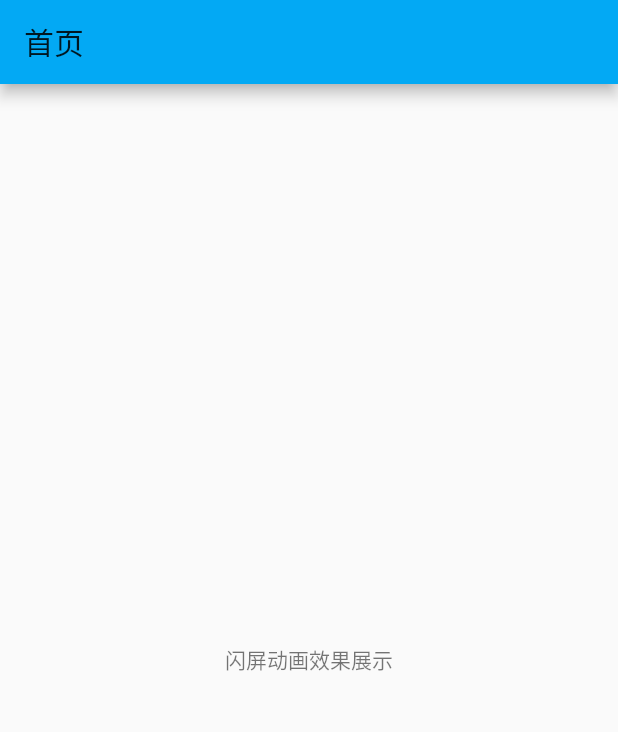
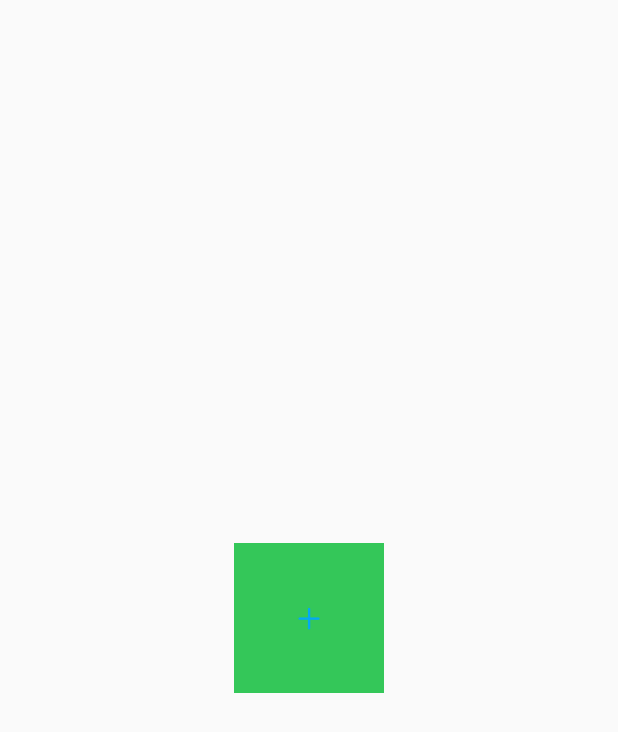
Before and after one commit to soojade/flutter-demoes, a Flutter app: the screen it shows after launch, on a phone screen of 412 x 824 dp. Shown: the top 732 px of the screen. Run offline on Flutter 3.47's test engine with Material 2 defaults, Android fonts, the phone set to English and light mode, and no system bars.

Commit message:
Cupertino 主题右滑返回

```diff
--- /dev/null
+++ b/lib/cupertino_right_slip_back/right_slip_back.dart
@@ -0,0 +1,22 @@
+import 'package:flutter/cupertino.dart';
+
+class RightSlipBack extends StatelessWidget {
+  @override
+  Widget build(BuildContext context) {
+    return CupertinoPageScaffold(
+      child: Center(
+        child: Container(
+          width: 100.0,
+          height: 100.0,
+          color: CupertinoColors.activeGreen,
+          child: CupertinoButton(
+            child: Icon(CupertinoIcons.add),
+            onPressed: () => Navigator.of(context).push(CupertinoPageRoute(
+                // 点击创建自己同样的页面，主要用来测试右滑返回，因为Cupertino自带了右滑返回效果
+                builder: (BuildContext context) => RightSlipBack())),
+          ),
+        ),
+      ),
+    );
+  }
+}
--- a/lib/main.dart
+++ b/lib/main.dart
@@ -1,5 +1,6 @@
 import 'package:flutter/material.dart';
-import 'package:flutter_demoes/splash_screen/splash_screen.dart'; // 闪屏动画
+import 'package:flutter_demoes/cupertino_right_slip_back/right_slip_back.dart'; // 右滑返回
+// import 'package:flutter_demoes/splash_screen/splash_screen.dart'; // 闪屏动画
 // import 'package:flutter_demoes/bezier_clipper/bezier_clipper.dart'; // 贝塞尔曲线剪切效果
 // import 'package:flutter_demoes/accordion_list/accordion_list.dart'; // 手风琴列表
 // import 'package:flutter_demoes/collapse_panel/collapse_panel.dart'; // 可折叠的磁贴
@@ -31,7 +32,8 @@ class MyApp extends StatelessWidget {
       // home: CollapsePanel(), // 可折叠的磁贴
       // home: AccordionList(), // 手风琴列表
       // home: BezierClipper(), // 贝塞尔曲线剪切效果
-      home: SplashScreen(), // 闪屏动画
+      // home: SplashScreen(), // 闪屏动画
+      home: RightSlipBack(), // 右滑返回
     );
   }
 }
```
